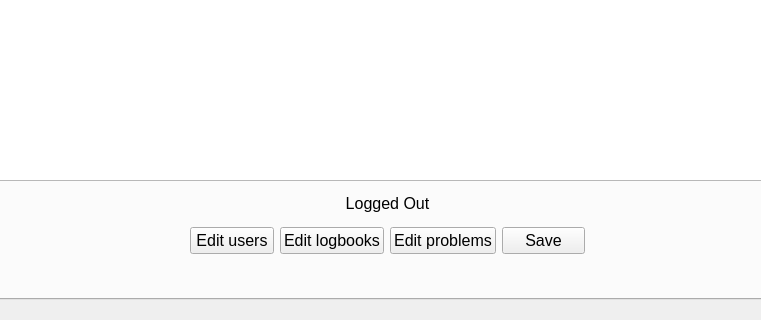
Above: DiscoBoard.ui from highrepute/LEDBoard before the change; both pictures show x 242 to 1003 and y 591 to 911 of the 1267 by 911 pixel window. Below: the same form after it.
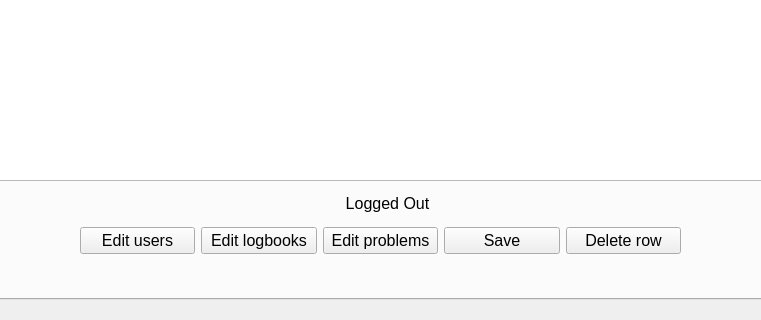
That is the form after the change.

Commit message: progress on admin tab

Diff of the .ui file:
```diff
--- a/DiscoBoard.ui
+++ b/DiscoBoard.ui
@@ -3354,12 +3354,12 @@
       <set>Qt::AlignCenter</set>
      </property>
     </widget>
-    <widget class="QWidget" name="">
+    <widget class="QWidget" name="layoutWidget">
      <property name="geometry">
       <rect>
-       <x>370</x>
+       <x>260</x>
        <y>720</y>
-       <width>395</width>
+       <width>601</width>
        <height>41</height>
       </rect>
      </property>
@@ -3392,9 +3392,16 @@
         </property>
        </widget>
       </item>
+      <item>
+       <widget class="QPushButton" name="pbDeleteRow">
+        <property name="text">
+         <string>Delete row</string>
+        </property>
+       </widget>
+      </item>
      </layout>
     </widget>
-    <widget class="QWidget" name="">
+    <widget class="QWidget" name="layoutWidget">
      <property name="geometry">
       <rect>
        <x>290</x>
```
Left out of the diff: 2 changed lines with no effect on the pictures. The commit also changes 7 other files.
